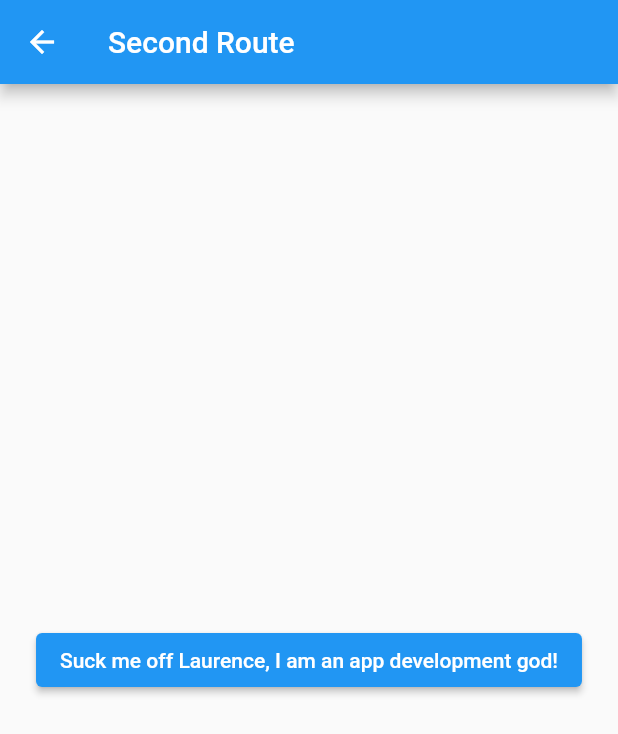
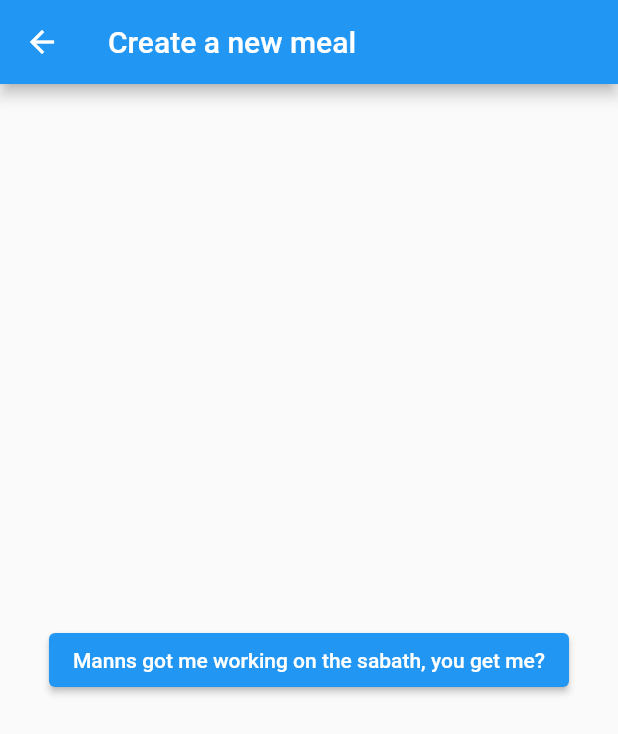
Before and after one commit to LaurenceM96/personal-nutrition-app, a Flutter app: the SecondRoute screen opened directly, on a phone screen of 412 x 824 dp. Shown: the top 734 px of the screen. Run offline on Flutter 3.47's test engine with Material 2 defaults, Android fonts, the phone set to English and light mode, and no system bars.

Commit message:
A second page has been added when the user selects "Create new meal". The new page has a return button.

```diff
--- a/lib/main.dart
+++ b/lib/main.dart
@@ -281,14 +281,14 @@ class SecondRoute extends StatelessWidget {
   Widget build(BuildContext context) {
     return Scaffold(
       appBar: AppBar(
-        title: Text("Second Route"),
+        title: Text("Create a new meal"),
       ),
       body: Center(
         child: ElevatedButton(
           onPressed: () {
-            // Navigate back to first route when tapped.
+            Navigator.pop(context);
           },
-          child: Text('Suck me off Laurence, I am an app development god!'),
+          child: Text('Manns got me working on the sabath, you get me?'),
         ),
       ),
     );
```
